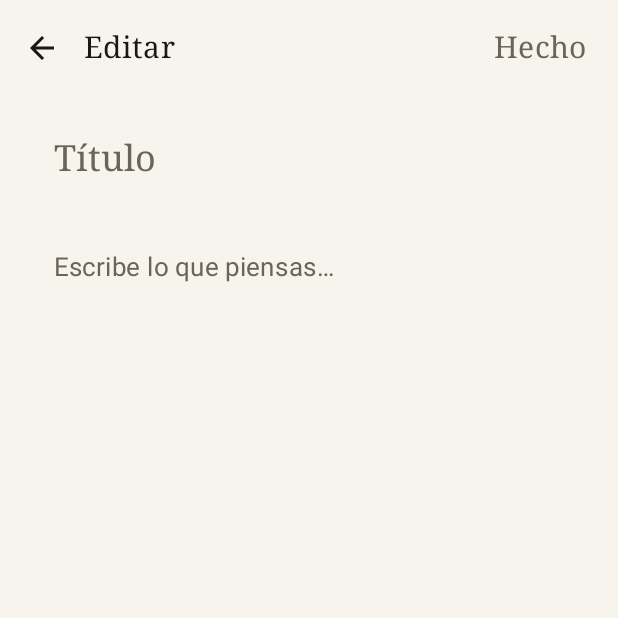
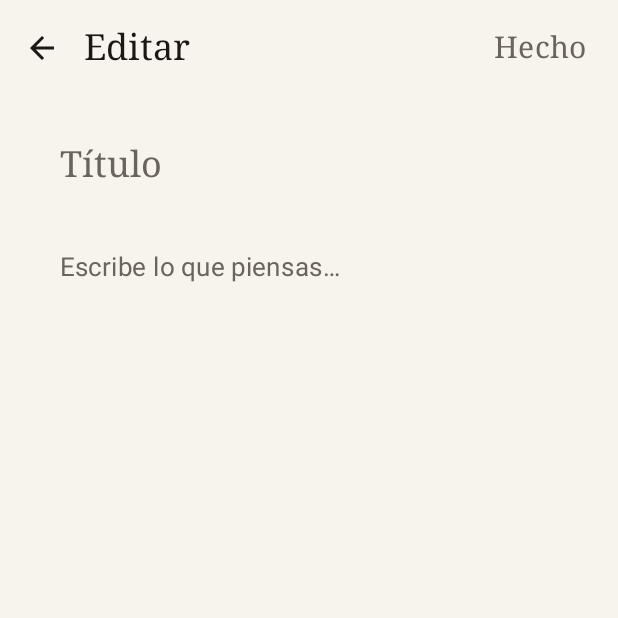
Before and after one commit to wandersepulveda2013/ordia-android, an Android app built with Jetpack Compose: the screen it shows after launch (MainActivity), after a tap on "Nueva nota", on a phone screen of 412 x 824 dp, the top half of it. Run offline under Robolectric (Android 15) with nearby library versions, the phone set to English and light mode, and no system bars; our stand-ins replace Room's generated code.

Commit message:
feat: Wave 1 - Design system foundation, typography, spacing, and UX tweaks
- Centralized typography to `Type.kt` and colors to `Colors.kt`.
- Introduced custom `Spacing` tokens via `LocalSpacing` in `Theme.kt`.
- Replaced raw Material components with a new minimalist design system in `OrdiaDesignSystem.kt` (`OrdiaTopAppBar`, `OrdiaInput`, `OrdiaFloatingActionButton`).
- Refactored `NotesListScreen` and `NoteEditorScreen` to use the new system and spacing.
- Discard empty note drafts from database instead of saving them.
- Auto-focus title on note creation using `FocusRequester`.

Co-authored-by: wandersepulveda2013 <308435692+wandersepulveda2013@users.noreply.github.com>

```diff
--- a/app/src/main/java/com/ordia/app/ui/NotepadApp.kt
+++ b/app/src/main/java/com/ordia/app/ui/NotepadApp.kt
@@ -10,11 +10,11 @@ import androidx.compose.runtime.setValue
 import androidx.lifecycle.viewmodel.compose.viewModel
 import com.ordia.app.ui.screens.NoteEditorScreen
 import com.ordia.app.ui.screens.NotesListScreen
-import com.ordia.app.ui.theme.NotepadTheme
+import com.ordia.app.ui.theme.OrdiaTheme
 
 @Composable
 fun NotepadApp(viewModel: NotepadViewModel = viewModel()) {
-    NotepadTheme {
+    OrdiaTheme {
         val notes by viewModel.notes.collectAsState()
         var editingId by rememberSaveable { mutableStateOf<Long?>(null) }
         var creating by rememberSaveable { mutableStateOf(false) }
--- a/app/src/main/java/com/ordia/app/ui/NotepadViewModel.kt
+++ b/app/src/main/java/com/ordia/app/ui/NotepadViewModel.kt
@@ -15,14 +15,22 @@ class NotepadViewModel(private val repo: NoteRepository) : ViewModel() {
 
     fun save(title: String, content: String, existingId: Long? = null) {
         viewModelScope.launch {
+            val isBlank = title.isBlank() && content.isBlank()
+
             if (existingId != null) {
                 val current = repo.get(existingId)
-                val now = System.currentTimeMillis()
                 if (current != null) {
-                    repo.update(current.copy(title = title, content = content, updatedAt = now))
+                    if (isBlank) {
+                        repo.delete(current)
+                    } else {
+                        val now = System.currentTimeMillis()
+                        repo.update(current.copy(title = title, content = content, updatedAt = now))
+                    }
                 }
             } else {
-                repo.save(NoteEntity(title = title, content = content, createdAt = System.currentTimeMillis(), updatedAt = System.currentTimeMillis()))
+                if (!isBlank) {
+                    repo.save(NoteEntity(title = title, content = content, createdAt = System.currentTimeMillis(), updatedAt = System.currentTimeMillis()))
+                }
             }
         }
     }
--- /dev/null
+++ b/app/src/main/java/com/ordia/app/ui/components/OrdiaDesignSystem.kt
@@ -0,0 +1,78 @@
+package com.ordia.app.ui.components
+
+import androidx.compose.foundation.layout.fillMaxWidth
+import androidx.compose.foundation.text.KeyboardOptions
+import androidx.compose.material3.ExperimentalMaterial3Api
+import androidx.compose.material3.FloatingActionButton
+import androidx.compose.material3.Icon
+import androidx.compose.material3.MaterialTheme
+import androidx.compose.material3.Text
+import androidx.compose.material3.TextField
+import androidx.compose.material3.TextFieldDefaults
+import androidx.compose.material3.TopAppBar
+import androidx.compose.material3.TopAppBarDefaults
+import androidx.compose.runtime.Composable
+import androidx.compose.ui.Modifier
+import androidx.compose.ui.graphics.Color
+import androidx.compose.ui.graphics.vector.ImageVector
+import androidx.compose.ui.text.TextStyle
+
+import androidx.compose.foundation.layout.RowScope
+
+@OptIn(ExperimentalMaterial3Api::class)
+@Composable
+fun OrdiaTopAppBar(
+    title: String,
+    navigationIcon: @Composable () -> Unit = {},
+    actions: @Composable RowScope.() -> Unit = {},
+) {
+    TopAppBar(
+        title = { Text(title, style = MaterialTheme.typography.titleLarge) },
+        navigationIcon = navigationIcon,
+        actions = actions,
+        colors = TopAppBarDefaults.topAppBarColors(
+            containerColor = MaterialTheme.colorScheme.background,
+            titleContentColor = MaterialTheme.colorScheme.onBackground,
+        ),
+    )
+}
+
+@Composable
+fun OrdiaFloatingActionButton(
+    onClick: () -> Unit,
+    icon: ImageVector,
+    contentDescription: String
+) {
+    FloatingActionButton(
+        onClick = onClick,
+        containerColor = MaterialTheme.colorScheme.background,
+        contentColor = MaterialTheme.colorScheme.onBackground,
+    ) {
+        Icon(icon, contentDescription = contentDescription)
+    }
+}
+
+@Composable
+fun OrdiaInput(
+    value: String,
+    onValueChange: (String) -> Unit,
+    placeholder: String,
+    textStyle: TextStyle,
+    modifier: Modifier = Modifier,
+    keyboardOptions: KeyboardOptions = KeyboardOptions.Default,
+) {
+    TextField(
+        value = value,
+        onValueChange = onValueChange,
+        placeholder = { Text(placeholder, style = textStyle) },
+        textStyle = textStyle,
+        modifier = modifier.fillMaxWidth(),
+        keyboardOptions = keyboardOptions,
+        colors = TextFieldDefaults.colors(
+            focusedContainerColor = Color.Transparent,
+            unfocusedContainerColor = Color.Transparent,
+            focusedIndicatorColor = Color.Transparent,
+            unfocusedIndicatorColor = Color.Transparent,
+        ),
+    )
+}
--- a/app/src/main/java/com/ordia/app/ui/screens/NoteEditorScreen.kt
+++ b/app/src/main/java/com/ordia/app/ui/screens/NoteEditorScreen.kt
@@ -15,23 +15,22 @@ import androidx.compose.material3.IconButton
 import androidx.compose.material3.MaterialTheme
 import androidx.compose.material3.Scaffold
 import androidx.compose.material3.Text
-import androidx.compose.material3.TextField
-import androidx.compose.material3.TextFieldDefaults
-import androidx.compose.material3.TopAppBar
-import androidx.compose.material3.TopAppBarDefaults
 import androidx.compose.runtime.Composable
 import androidx.compose.runtime.LaunchedEffect
 import androidx.compose.foundation.clickable
 import androidx.compose.runtime.getValue
 import androidx.compose.runtime.mutableStateOf
-import androidx.compose.runtime.remember
 import androidx.compose.runtime.saveable.rememberSaveable
 import androidx.compose.runtime.setValue
 import androidx.compose.ui.Modifier
-import androidx.compose.ui.unit.dp
+import androidx.compose.ui.focus.FocusRequester
+import androidx.compose.ui.focus.focusRequester
+import androidx.compose.runtime.remember
 import com.ordia.app.data.NoteEntity
+import com.ordia.app.ui.components.OrdiaInput
+import com.ordia.app.ui.components.OrdiaTopAppBar
+import com.ordia.app.ui.theme.OrdiaTheme
 
-@OptIn(ExperimentalMaterial3Api::class)
 @Composable
 fun NoteEditorScreen(
     note: NoteEntity?,
@@ -41,39 +40,39 @@ fun NoteEditorScreen(
     var title by rememberSaveable { mutableStateOf(note?.title.orEmpty()) }
     var content by rememberSaveable { mutableStateOf(note?.content.orEmpty()) }
 
+    val titleFocusRequester = remember { FocusRequester() }
+
     LaunchedEffect(note?.id) {
         if (note != null) {
             title = note.title
             content = note.content
+        } else {
+            titleFocusRequester.requestFocus()
         }
     }
 
     Scaffold(
         topBar = {
-            TopAppBar(
+            OrdiaTopAppBar(
+                title = "Editar",
                 navigationIcon = {
                     IconButton(onClick = {
                         onSave(title, content, note?.id)
                         onBack()
                     }) { Icon(Icons.AutoMirrored.Outlined.ArrowBack, contentDescription = "Volver") }
                 },
-                title = { Text("Editar", style = MaterialTheme.typography.titleMedium) },
                 actions = {
                     Text(
                         "Hecho",
                         style = MaterialTheme.typography.titleMedium,
                         modifier = Modifier
-                            .padding(horizontal = 16.dp)
+                            .padding(horizontal = OrdiaTheme.spacing.medium)
                             .clickable {
                                 onSave(title, content, note?.id)
                                 onBack()
                             },
                     )
                 },
-                colors = TopAppBarDefaults.topAppBarColors(
-                    containerColor = MaterialTheme.colorScheme.background,
-                    titleContentColor = MaterialTheme.colorScheme.onBackground,
-                ),
             )
         },
         containerColor = MaterialTheme.colorScheme.background,
@@ -83,33 +82,25 @@ fun NoteEditorScreen(
                 .fillMaxSize()
                 .padding(padding)
                 .verticalScroll(rememberScrollState())
-                .padding(horizontal = 20.dp, vertical = 12.dp),
-            verticalArrangement = Arrangement.spacedBy(12.dp),
+                .padding(
+                    horizontal = OrdiaTheme.spacing.large,
+                    vertical = OrdiaTheme.spacing.medium
+                ),
+            verticalArrangement = Arrangement.spacedBy(OrdiaTheme.spacing.small),
         ) {
-            TextField(
+            OrdiaInput(
                 value = title,
                 onValueChange = { title = it },
-                placeholder = { Text("Título", style = MaterialTheme.typography.titleLarge) },
+                placeholder = "Título",
                 textStyle = MaterialTheme.typography.titleLarge,
-                modifier = Modifier.fillMaxWidth(),
-                colors = bareFieldColors(),
+                modifier = Modifier.focusRequester(titleFocusRequester),
             )
-            TextField(
+            OrdiaInput(
                 value = content,
                 onValueChange = { content = it },
-                placeholder = { Text("Escribe lo que piensas…", style = MaterialTheme.typography.bodyLarge) },
+                placeholder = "Escribe lo que piensas…",
                 textStyle = MaterialTheme.typography.bodyLarge,
-                modifier = Modifier.fillMaxWidth(),
-                colors = bareFieldColors(),
             )
         }
     }
 }
-
-@Composable
-private fun bareFieldColors() = TextFieldDefaults.colors(
-    focusedContainerColor = androidx.compose.ui.graphics.Color.Transparent,
-    unfocusedContainerColor = androidx.compose.ui.graphics.Color.Transparent,
-    focusedIndicatorColor = androidx.compose.ui.graphics.Color.Transparent,
-    unfocusedIndicatorColor = androidx.compose.ui.graphics.Color.Transparent,
-)
--- a/app/src/main/java/com/ordia/app/ui/screens/NotesListScreen.kt
+++ b/app/src/main/java/com/ordia/app/ui/screens/NotesListScreen.kt
@@ -25,8 +25,6 @@ import androidx.compose.material3.IconButton
 import androidx.compose.material3.MaterialTheme
 import androidx.compose.material3.Scaffold
 import androidx.compose.material3.Text
-import androidx.compose.material3.TopAppBar
-import androidx.compose.material3.TopAppBarDefaults
 import androidx.compose.runtime.Composable
 import androidx.compose.runtime.getValue
 import androidx.compose.runtime.mutableStateOf
@@ -37,10 +35,12 @@ import androidx.compose.ui.Modifier
 import androidx.compose.ui.text.style.TextOverflow
 import androidx.compose.ui.unit.dp
 import com.ordia.app.data.NoteEntity
+import com.ordia.app.ui.components.OrdiaFloatingActionButton
+import com.ordia.app.ui.components.OrdiaTopAppBar
+import com.ordia.app.ui.theme.OrdiaTheme
 import java.text.DateFormat
 import java.util.Date
 
-@OptIn(ExperimentalMaterial3Api::class)
 @Composable
 fun NotesListScreen(
     notes: List<NoteEntity>,
@@ -51,20 +51,14 @@ fun NotesListScreen(
 ) {
     Scaffold(
         topBar = {
-            TopAppBar(
-                title = { Text("Ordía", style = MaterialTheme.typography.titleLarge) },
-                colors = TopAppBarDefaults.topAppBarColors(
-                    containerColor = MaterialTheme.colorScheme.background,
-                    titleContentColor = MaterialTheme.colorScheme.onBackground,
-                ),
-            )
+            OrdiaTopAppBar(title = "Ordía")
         },
         floatingActionButton = {
-            FloatingActionButton(
+            OrdiaFloatingActionButton(
                 onClick = onCreateNote,
-                containerColor = MaterialTheme.colorScheme.background,
-                contentColor = MaterialTheme.colorScheme.onBackground,
-            ) { Icon(Icons.Outlined.Add, contentDescription = "Nueva nota") }
+                icon = Icons.Outlined.Add,
+                contentDescription = "Nueva nota"
+            )
         },
         containerColor = MaterialTheme.colorScheme.background,
     ) { padding ->
@@ -73,7 +67,7 @@ fun NotesListScreen(
         } else {
             LazyColumn(
                 modifier = Modifier.fillMaxSize().padding(padding),
-                contentPadding = PaddingValues(vertical = 8.dp),
+                contentPadding = PaddingValues(vertical = OrdiaTheme.spacing.small),
             ) {
                 items(notes, key = { it.id }) { note ->
                     NoteRow(note, onOpenNote, onTogglePin, onDeleteNote)
@@ -123,7 +117,10 @@ private fun NoteRow(
         modifier = Modifier
             .fillMaxWidth()
             .clickable { onOpenNote(note) }
-            .padding(horizontal = 20.dp, vertical = 16.dp),
+            .padding(
+                horizontal = OrdiaTheme.spacing.large,
+                vertical = OrdiaTheme.spacing.medium
+            ),
         verticalAlignment = Alignment.Top,
     ) {
         Column(modifier = Modifier.weight(1f)) {
--- a/app/src/main/java/com/ordia/app/ui/theme/Theme.kt
+++ b/app/src/main/java/com/ordia/app/ui/theme/Theme.kt
@@ -2,12 +2,14 @@ package com.ordia.app.ui.theme
 
 import androidx.compose.foundation.isSystemInDarkTheme
 import androidx.compose.material3.MaterialTheme
-import androidx.compose.material3.Typography
 import androidx.compose.material3.darkColorScheme
 import androidx.compose.material3.lightColorScheme
 import androidx.compose.runtime.Composable
-import androidx.compose.ui.text.font.FontFamily
-import androidx.compose.ui.unit.sp
+import androidx.compose.runtime.CompositionLocalProvider
+import androidx.compose.runtime.Immutable
+import androidx.compose.runtime.staticCompositionLocalOf
+import androidx.compose.ui.unit.Dp
+import androidx.compose.ui.unit.dp
 
 /**
  * A restrained, paper-and-ink palette. No accent colors: the only chroma is the
@@ -41,23 +43,32 @@ private val DarkPaper = darkColorScheme(
     outline = DarkRule,
 )
 
+@Immutable
+data class Spacing(
+    val small: Dp = 8.dp,
+    val medium: Dp = 16.dp,
+    val large: Dp = 24.dp,
+    val extraLarge: Dp = 32.dp
+)
+
+val LocalSpacing = staticCompositionLocalOf { Spacing() }
+
+object OrdiaTheme {
+    val spacing: Spacing
+        @Composable
+        get() = LocalSpacing.current
+}
+
 @Composable
-fun NotepadTheme(
+fun OrdiaTheme(
     darkTheme: Boolean = isSystemInDarkTheme(),
     content: @Composable () -> Unit,
 ) {
-    val base = Typography()
-    val type = Typography(
-        bodyLarge = base.bodyLarge.copy(fontSize = 17.sp, lineHeight = 28.sp),
-        bodyMedium = base.bodyMedium.copy(fontSize = 16.sp, lineHeight = 26.sp),
-        titleLarge = base.titleLarge.copy(fontFamily = FontFamily.Serif, fontSize = 24.sp),
-        titleMedium = base.titleMedium.copy(fontFamily = FontFamily.Serif, fontSize = 20.sp),
-        titleSmall = base.titleSmall.copy(fontFamily = FontFamily.Serif),
-        labelSmall = base.labelSmall.copy(fontSize = 11.sp),
-    )
-    MaterialTheme(
-        colorScheme = if (darkTheme) DarkPaper else LightPaper,
-        typography = type,
-        content = content,
-    )
+    CompositionLocalProvider(LocalSpacing provides Spacing()) {
+        MaterialTheme(
+            colorScheme = if (darkTheme) DarkPaper else LightPaper,
+            typography = OrdiaTypography,
+            content = content,
+        )
+    }
 }
--- /dev/null
+++ b/app/src/main/java/com/ordia/app/ui/theme/Type.kt
@@ -0,0 +1,16 @@
+package com.ordia.app.ui.theme
+
+import androidx.compose.material3.Typography
+import androidx.compose.ui.text.font.FontFamily
+import androidx.compose.ui.unit.sp
+
+val baseTypography = Typography()
+
+val OrdiaTypography = Typography(
+    bodyLarge = baseTypography.bodyLarge.copy(fontSize = 17.sp, lineHeight = 28.sp),
+    bodyMedium = baseTypography.bodyMedium.copy(fontSize = 16.sp, lineHeight = 26.sp),
+    titleLarge = baseTypography.titleLarge.copy(fontFamily = FontFamily.Serif, fontSize = 24.sp),
+    titleMedium = baseTypography.titleMedium.copy(fontFamily = FontFamily.Serif, fontSize = 20.sp),
+    titleSmall = baseTypography.titleSmall.copy(fontFamily = FontFamily.Serif),
+    labelSmall = baseTypography.labelSmall.copy(fontSize = 11.sp),
+)
```
Also changed, not shown: app/src/main/java/com/ordia/app/ui/theme/Colors.kt (renamed from app/src/main/java/com/ordia/app/ui/theme/PaperColors.kt).
